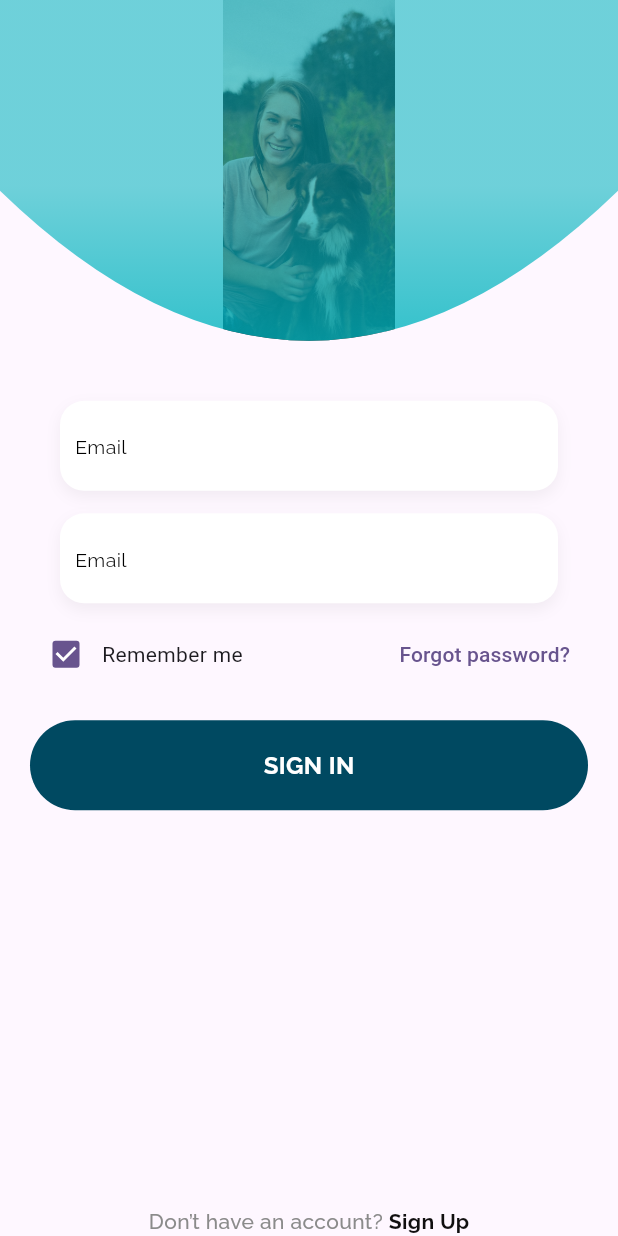
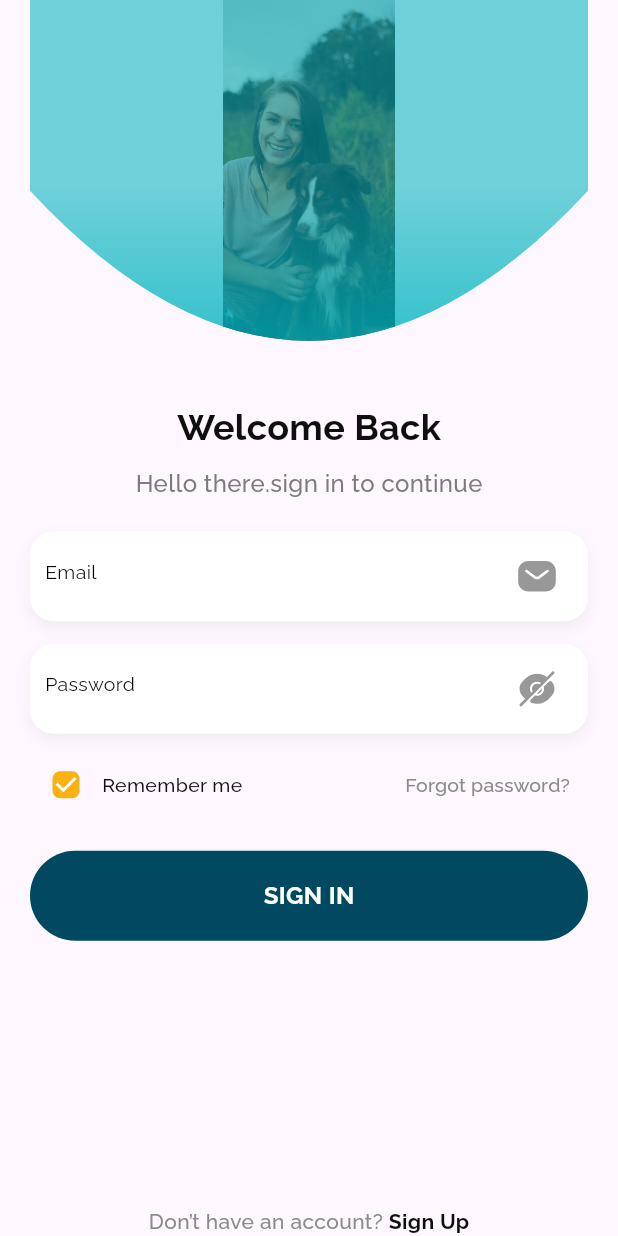
Before and after one commit to Ms0781/practical_assessment_mahammadsad_zestbrains, a Flutter app: the screen it shows after launch, on a phone screen of 412 x 824 dp. Run offline on Flutter 3.47's test engine with Material 3 defaults, Android fonts, the light colour scheme and no system bars; our stand-ins replace flutter_svg.

Commit message:
sign in screen changes done.

```diff
--- a/lib/utils/app_colors.dart
+++ b/lib/utils/app_colors.dart
@@ -6,6 +6,8 @@ class AppColors {
    static Color whiteColor = Color(0xFFFFFFFF);
 
    static Color color1 = Color(0xff8B8B8B);
+   static Color checkBoxColor = Color(0xffFAB112);
+   static Color color2 = Color(0xff7C7C7C);
 
    static Color buttonColor = Color(0xff004961);
    static Color logOutTextColor = Color(0xff100F0F);
--- a/lib/utils/app_images.dart
+++ b/lib/utils/app_images.dart
@@ -7,7 +7,8 @@ class AppImages{
   static String logOutImage = "assets/images/logout.svg";
   static String searchIcon = "assets/images/search_icon.svg";
   static String profileImage = "assets/images/profile_image.png";
-
+  static String passwordVisibility = "assets/images/password_visibility.svg";
+  static String emailIcon = "assets/images/mail_icon.svg";
   //pet images
   static String charlieImage = "assets/images/charlie_image.png";
   static String cooperImage = "assets/images/cooper_image.png";
--- a/lib/utils/app_strings.dart
+++ b/lib/utils/app_strings.dart
@@ -7,8 +7,12 @@ class AppStrings{
   //dashboard screen
   static String dashboardSearchHint = "Search by name or pet ID";
 
+  static String welcomeBack = "Welcome Back";
+  static String welComeText = "Hello there.sign in to continue";
 
   static String logoutText = "Are you sure you want to logout?";
+  static String password = "Password";
+  static String email = "Email";
 
   static String petDetailMatingDate = "Mating date";
   static String petBreedingPartner = "Breeding Partner";
@@ -17,4 +21,5 @@ class AppStrings{
   static String alreadyAccountLabel = "Don’t have an account?\t";
   static String signUpLabel = "Sign Up";
   static String signInLabel = "Sign In";
+  static String rememberMe = 'Remember me';
 }
--- a/lib/views/custom_widgets/custom_textfields.dart
+++ b/lib/views/custom_widgets/custom_textfields.dart
@@ -5,8 +5,9 @@ class CustomTextFields extends StatefulWidget {
   final TextEditingController? controller;
   final String? suffixIcon;
   final String? hint;
+  final double? margin;
   final Function(String?)? validationFunction;
-  const CustomTextFields({super.key,required this.controller,required this.suffixIcon,required this.validationFunction,required this.hint});
+  const CustomTextFields({super.key,required this.controller,required this.suffixIcon,required this.validationFunction,required this.hint, this.margin});
 
   @override
   State<CustomTextFields> createState() => _CustomTextFieldsState();
@@ -19,7 +20,7 @@ class _CustomTextFieldsState extends State<CustomTextFields> {
       width: MediaQuery.sizeOf(context).width,
       height: 60,
       padding: const EdgeInsets.symmetric(horizontal: 10),
-      margin: const EdgeInsets.symmetric(horizontal: 20),
+      margin: EdgeInsets.symmetric(horizontal: widget.margin ?? 0),
       decoration: BoxDecoration(
         color: Colors.white,
         borderRadius: BorderRadius.circular(16),
@@ -38,7 +39,7 @@ class _CustomTextFieldsState extends State<CustomTextFields> {
           fillColor: Colors.white,
             suffixIcon: widget.suffixIcon != null
                 ? Padding(
-              padding: const EdgeInsets.only(right: 10), // Optional space to the right
+              padding: const EdgeInsets.all(10), // Optional space to the right
               child: SvgPicture.asset(
                 widget.suffixIcon!,
                 width: 16,
--- a/lib/views/sign_in_screen.dart
+++ b/lib/views/sign_in_screen.dart
@@ -3,6 +3,7 @@ import 'package:flutter_svg/svg.dart';
 import 'package:practical_assessment_mahammadsad_zestbrains/utils/app_strings.dart';
 import 'package:practical_assessment_mahammadsad_zestbrains/views/custom_widgets/custom_button.dart';
 import 'package:practical_assessment_mahammadsad_zestbrains/views/custom_widgets/custom_textfields.dart';
+import 'package:practical_assessment_mahammadsad_zestbrains/views/dashboard_screen.dart';
 
 import '../utils/app_colors.dart';
 import '../utils/app_images.dart';
@@ -17,24 +18,28 @@ class SignInScreen extends StatefulWidget {
 }
 
 class _SignInScreen extends State<SignInScreen> {
-  // @override
-  // Widget build(BuildContext context) {
-  //   return Scaffold(
-  //       body: Column(),
-  //   );
-  // }
+
+  TextEditingController? emailController;
+  TextEditingController? passwordController;
+
+  @override
+  void initState() {
+    super.initState();
+    emailController = TextEditingController();
+    passwordController = TextEditingController();
+  }
 
   @override
   Widget build(BuildContext context) {
     final size = MediaQuery.of(context).size;
     return Scaffold(
       body: SingleChildScrollView(
-        child: SizedBox(
+        child: Container(
+          padding: const EdgeInsets.symmetric(horizontal: 20),
           height: size.height,
           width: size.width,
           child: Column(
             children: [
-              // 🔷 Curved top with logo
               Stack(
                 children: [
                   ClipPath(
@@ -82,13 +87,38 @@ class _SignInScreen extends State<SignInScreen> {
 
               const SizedBox(height: 20),
 
-              Expanded(child: Padding(
-                padding: const EdgeInsets.symmetric(horizontal: 20),
-                child: Column(
+              Expanded(child:  Column(
                 children: [
-                    CustomTextFields(controller: null, suffixIcon: null, validationFunction: (value){}, hint: 'Email'),
+
+                  Text(AppStrings.welcomeBack,
+                   style: TextStyle(
+                     fontFamily: 'raleway',
+                     fontSize: 24,
+                     fontWeight: FontWeight.w700,
+                     color: AppColors.logOutTextColor
+                   ),
+                  ),
+                  const SizedBox(height: 10,),
+                  Text(AppStrings.welComeText,
+                    style: TextStyle(
+                        fontFamily: 'raleway',
+                        fontSize: 16,
+                        fontWeight: FontWeight.w500,
+                        color: AppColors.color2
+                    ),
+
+                  ),
+
+                  const SizedBox(height: 20,),
+                  CustomTextFields(
+                      controller: null,
+                      suffixIcon: AppImages.emailIcon,
+                      validationFunction: (value){}, hint: AppStrings.email),
                   const SizedBox(height: 15),
-                    CustomTextFields(controller: null, suffixIcon: null, validationFunction: (value){}, hint: 'Email'),
+                  CustomTextFields(
+                      controller: null,
+                      suffixIcon: AppImages.passwordVisibility,
+                      validationFunction: (value){}, hint: AppStrings.password),
 
                   const SizedBox(height: 10),
 
@@ -97,13 +127,35 @@ class _SignInScreen extends State<SignInScreen> {
                     children: [
                       Row(
                         children: [
-                            Checkbox(value: true, onChanged: (_) {}),
-                            const Text('Remember me'),
+                          Checkbox(
+                              value: true,
+                              activeColor: AppColors.checkBoxColor,
+                              shape: RoundedRectangleBorder(
+                                borderRadius: BorderRadius.circular(5)
+                              ),
+                              onChanged: (_) {}
+                          ),
+                          Text(AppStrings.rememberMe,
+                            style: TextStyle(
+                                fontFamily: 'raleway',
+                                fontWeight: FontWeight.w500,
+                                fontSize: 13,
+                                color: AppColors.logOutTextColor
+                            ),
+
+                          ),
                         ],
                       ),
                       TextButton(
                         onPressed: () {},
-                          child: const Text('Forgot password?'),
+                        child: Text('Forgot password?',
+                          style: TextStyle(
+                              fontFamily: 'raleway',
+                              fontSize: 13,
+                              fontWeight: FontWeight.w500,
+                              color: AppColors.color1
+                          ),
+                        ),
                       ),
                     ],
                   ),
@@ -111,9 +163,10 @@ class _SignInScreen extends State<SignInScreen> {
                   const SizedBox(height: 20),
 
                   CustomButton(
-
-                        buttonText: 'Sign In',
-                       onTap: (){},
+                    buttonText: AppStrings.signInLabel,
+                    onTap: (){
+                      Navigator.push(context, MaterialPageRoute(builder: (context) => DashboardScreen()));
+                    },
                     backgroundColor: AppColors.buttonColor,
                     textColor: AppColors.whiteColor,
                   ),
@@ -121,7 +174,6 @@ class _SignInScreen extends State<SignInScreen> {
                   const SizedBox(height: 20),
 
                 ],
-                ),
               ),),
 
               Text.rich(
```
Also changed, not shown: assets/images/mail_icon.svg (added), assets/images/password_visibility.svg (added). Lines whose indentation alone changed are shown as unchanged.
